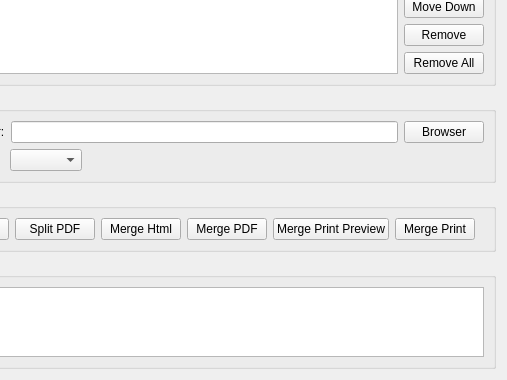
visualfc/liteide, file liteidex/src/plugins/markdown/markdownbatchwidget.ui: the form before one commit; both pictures show x 94 to 601 and y 128 to 508 of the 601 by 508 pixel window.
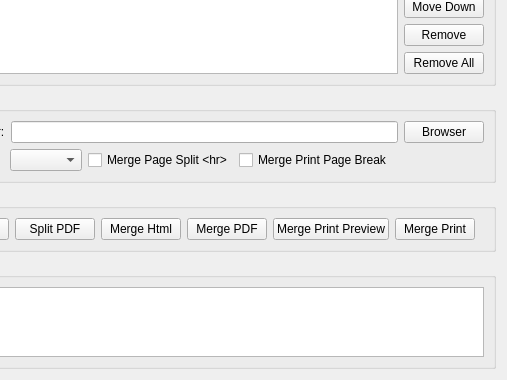
The form after the commit.

Commit message: markdown: make mergehtml

```diff
--- a/liteidex/src/plugins/markdown/markdownbatchwidget.ui
+++ b/liteidex/src/plugins/markdown/markdownbatchwidget.ui
@@ -131,6 +131,20 @@
         <item>
          <widget class="QComboBox" name="cssComboBox"/>
         </item>
+        <item>
+         <widget class="QCheckBox" name="mergeHrCheckBox">
+          <property name="text">
+           <string>Merge Page Split &lt;hr&gt;</string>
+          </property>
+         </widget>
+        </item>
+        <item>
+         <widget class="QCheckBox" name="mergePageBreakCheckBox">
+          <property name="text">
+           <string>Merge Print Page Break</string>
+          </property>
+         </widget>
+        </item>
         <item>
          <spacer name="horizontalSpacer">
           <property name="orientation">
```
The commit also changes 2 other files.
